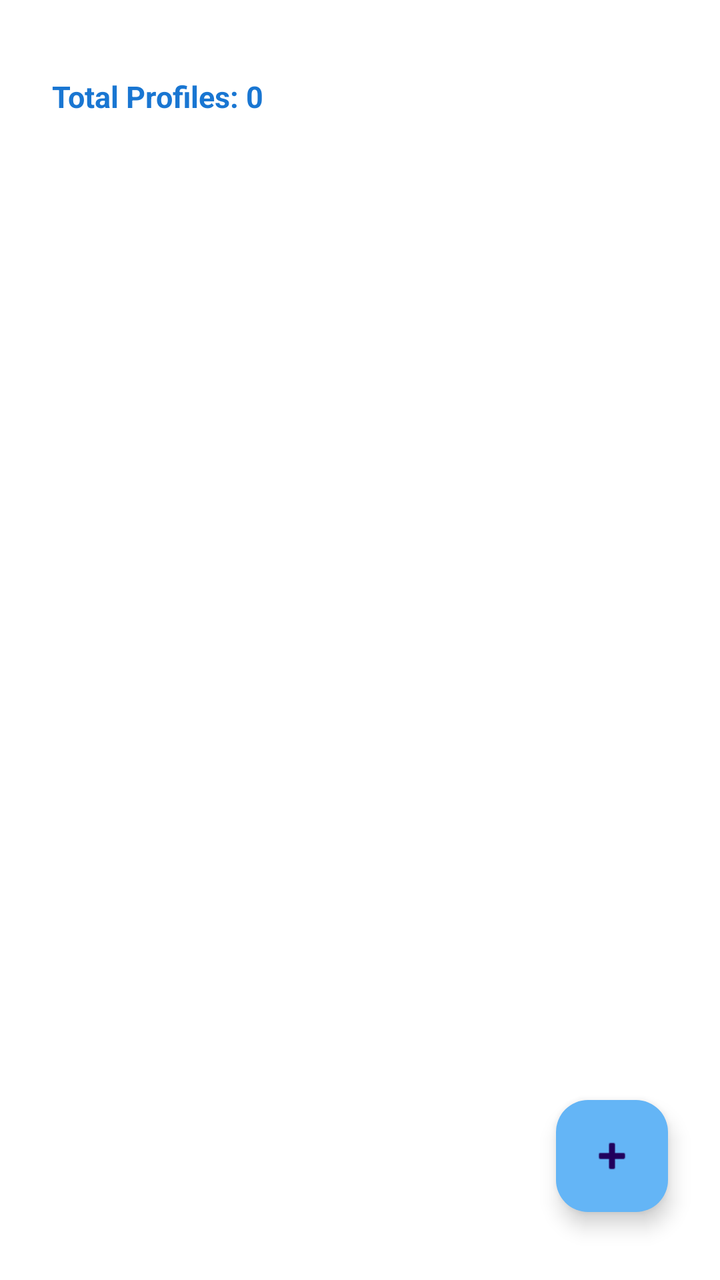
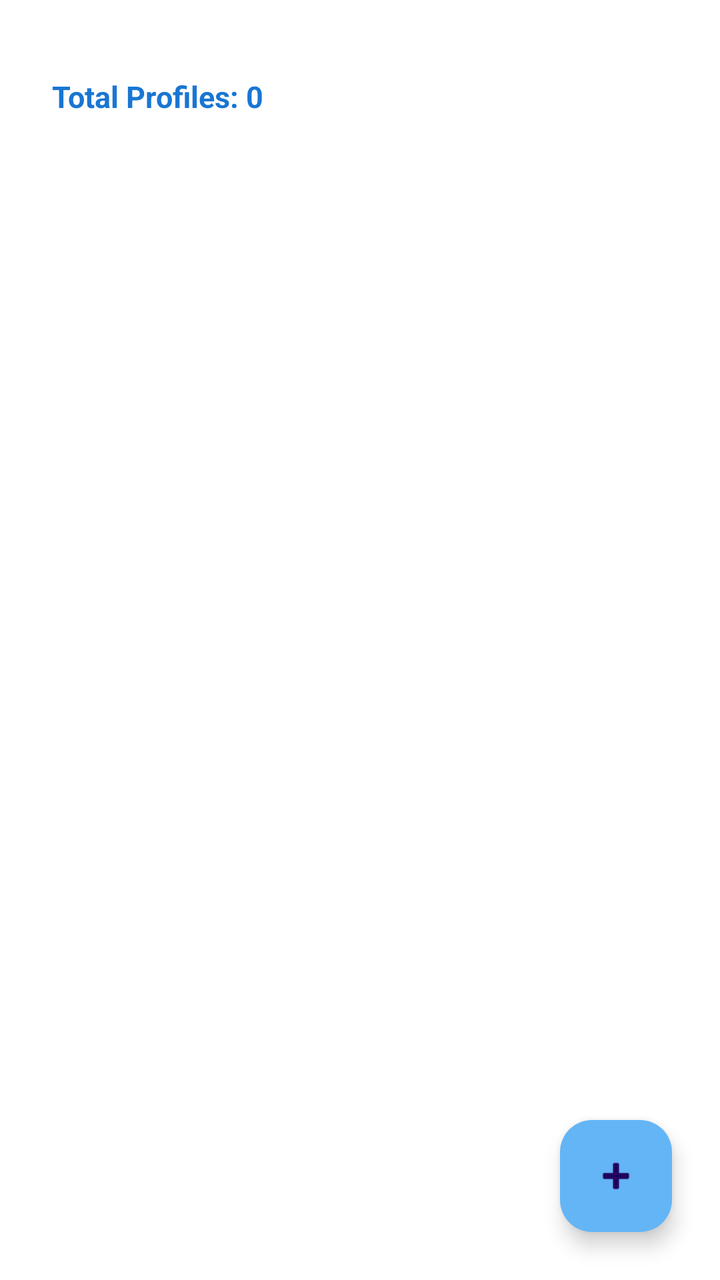

The first picture is an Android layout as it rendered before a commit; the second is the same layout after the commit. The layout source and the unified diff follow.
<!-- AndroidManifest.xml: application theme Theme.Job_2Batch6 -->
<!-- res/layout/activity_profile_list.xml -->
<?xml version="1.0" encoding="utf-8"?>
<layout xmlns:android="http://schemas.android.com/apk/res/android"
    xmlns:app="http://schemas.android.com/apk/res-auto">

    <androidx.constraintlayout.widget.ConstraintLayout
        android:layout_width="match_parent"
        android:background="@color/white"
        android:layout_height="match_parent">

        <TextView
            android:layout_marginTop="22dp"
            android:id="@+id/tvProfileCount"
            android:layout_width="wrap_content"
            android:layout_height="wrap_content"
            android:text="Total Profiles: 0"
            android:textSize="15sp"
            android:textStyle="bold"
            android:layout_marginStart="10dp"
            android:textColor="#1976D2"
            android:padding="16dp"
            app:layout_constraintTop_toTopOf="parent"
            app:layout_constraintStart_toStartOf="parent" />

        <androidx.recyclerview.widget.RecyclerView
            android:id="@+id/recyclerViewProfiles"
            android:layout_width="match_parent"
            android:layout_height="0dp"
            android:padding="8dp"
            android:layout_marginTop="10dp"
            android:clipToPadding="false"
            app:layout_constraintTop_toBottomOf="@id/tvProfileCount"
            app:layout_constraintBottom_toBottomOf="parent" />

        <TextView
            android:id="@+id/emptyView"
            android:layout_width="wrap_content"
            android:layout_height="wrap_content"
            android:text="No profiles yet\nTap + to add your first profile"
            android:textSize="18sp"
            android:textColor="#999999"
            android:gravity="center"
            android:visibility="gone"
            app:layout_constraintTop_toTopOf="parent"
            app:layout_constraintBottom_toBottomOf="parent"
            app:layout_constraintStart_toStartOf="parent"
            app:layout_constraintEnd_toEndOf="parent" />

        <com.google.android.material.floatingactionbutton.FloatingActionButton
            android:id="@+id/fabAddProfile"
            android:layout_width="wrap_content"
            android:layout_height="wrap_content"
            android:src="@android:drawable/ic_input_add"
            android:contentDescription="Add Profile"
            android:backgroundTint="#64B5F6"
            android:layout_marginHorizontal="26dp"
            android:layout_marginBottom="34dp"
            app:layout_constraintBottom_toBottomOf="parent"
            app:layout_constraintEnd_toEndOf="parent" />

    </androidx.constraintlayout.widget.ConstraintLayout>
</layout>
<!-- resources referenced by this layout -->
<resources>
  <color name="white">#FFFFFFFF</color>
  <style name="Theme.Job_2Batch6" parent="Base.Theme.Job_2Batch6" />
  <style name="Base.Theme.Job_2Batch6" parent="Theme.Material3.DayNight.NoActionBar">
          
          
      </style>
</resources>

<!-- the commit's change to res/layout/activity_profile_list.xml (unified diff, before → after) -->
@@ -1,61 +1,59 @@
 <?xml version="1.0" encoding="utf-8"?>
-<layout xmlns:android="http://schemas.android.com/apk/res/android"
-    xmlns:app="http://schemas.android.com/apk/res-auto">
+<androidx.constraintlayout.widget.ConstraintLayout
+    xmlns:android="http://schemas.android.com/apk/res/android"
+    xmlns:app="http://schemas.android.com/apk/res-auto"
+    android:layout_width="match_parent"
+    android:layout_height="match_parent"
+    android:background="@color/white">
 
-    <androidx.constraintlayout.widget.ConstraintLayout
-        android:layout_width="match_parent"
-        android:background="@color/white"
-        android:layout_height="match_parent">
+    <TextView
+        android:id="@+id/tvProfileCount"
+        android:layout_width="wrap_content"
+        android:layout_height="wrap_content"
+        android:text="Total Profiles: 0"
+        android:textSize="15sp"
+        android:textStyle="bold"
+        android:textColor="#1976D2"
+        android:padding="16dp"
+        android:layout_marginTop="22dp"
+        android:layout_marginStart="10dp"
+        app:layout_constraintTop_toTopOf="parent"
+        app:layout_constraintStart_toStartOf="parent"/>
 
-        <TextView
-            android:layout_marginTop="22dp"
-            android:id="@+id/tvProfileCount"
-            android:layout_width="wrap_content"
-            android:layout_height="wrap_content"
-            android:text="Total Profiles: 0"
-            android:textSize="15sp"
-            android:textStyle="bold"
-            android:layout_marginStart="10dp"
-            android:textColor="#1976D2"
-            android:padding="16dp"
-            app:layout_constraintTop_toTopOf="parent"
-            app:layout_constraintStart_toStartOf="parent" />
+    <androidx.recyclerview.widget.RecyclerView
+        android:id="@+id/recyclerViewProfiles"
+        android:layout_width="0dp"
+        android:layout_height="0dp"
+        android:padding="8dp"
+        android:clipToPadding="false"
+        app:layout_constraintTop_toBottomOf="@id/tvProfileCount"
+        app:layout_constraintBottom_toBottomOf="parent"
+        app:layout_constraintStart_toStartOf="parent"
+        app:layout_constraintEnd_toEndOf="parent"/>
 
-        <androidx.recyclerview.widget.RecyclerView
-            android:id="@+id/recyclerViewProfiles"
-            android:layout_width="match_parent"
-            android:layout_height="0dp"
-            android:padding="8dp"
-            android:layout_marginTop="10dp"
-            android:clipToPadding="false"
-            app:layout_constraintTop_toBottomOf="@id/tvProfileCount"
-            app:layout_constraintBottom_toBottomOf="parent" />
+    <TextView
+        android:id="@+id/emptyView"
+        android:layout_width="wrap_content"
+        android:layout_height="wrap_content"
+        android:text="No profiles yet\nTap + to add your first profile"
+        android:textSize="18sp"
+        android:textColor="#999999"
+        android:gravity="center"
+        android:visibility="gone"
+        app:layout_constraintTop_toTopOf="parent"
+        app:layout_constraintBottom_toBottomOf="parent"
+        app:layout_constraintStart_toStartOf="parent"
+        app:layout_constraintEnd_toEndOf="parent"/>
 
-        <TextView
-            android:id="@+id/emptyView"
-            android:layout_width="wrap_content"
-            android:layout_height="wrap_content"
-            android:text="No profiles yet\nTap + to add your first profile"
-            android:textSize="18sp"
-            android:textColor="#999999"
-            android:gravity="center"
-            android:visibility="gone"
-            app:layout_constraintTop_toTopOf="parent"
-            app:layout_constraintBottom_toBottomOf="parent"
-            app:layout_constraintStart_toStartOf="parent"
-            app:layout_constraintEnd_toEndOf="parent" />
+    <com.google.android.material.floatingactionbutton.FloatingActionButton
+        android:id="@+id/fabAddProfile"
+        android:layout_width="wrap_content"
+        android:layout_height="wrap_content"
+        android:src="@android:drawable/ic_input_add"
+        android:contentDescription="Add Profile"
+        android:backgroundTint="#64B5F6"
+        android:layout_margin="24dp"
+        app:layout_constraintBottom_toBottomOf="parent"
+        app:layout_constraintEnd_toEndOf="parent"/>
 
-        <com.google.android.material.floatingactionbutton.FloatingActionButton
-            android:id="@+id/fabAddProfile"
-            android:layout_width="wrap_content"
-            android:layout_height="wrap_content"
-            android:src="@android:drawable/ic_input_add"
-            android:contentDescription="Add Profile"
-            android:backgroundTint="#64B5F6"
-            android:layout_marginHorizontal="26dp"
-            android:layout_marginBottom="34dp"
-            app:layout_constraintBottom_toBottomOf="parent"
-            app:layout_constraintEnd_toEndOf="parent" />
-
-    </androidx.constraintlayout.widget.ConstraintLayout>
-</layout>
+</androidx.constraintlayout.widget.ConstraintLayout>
